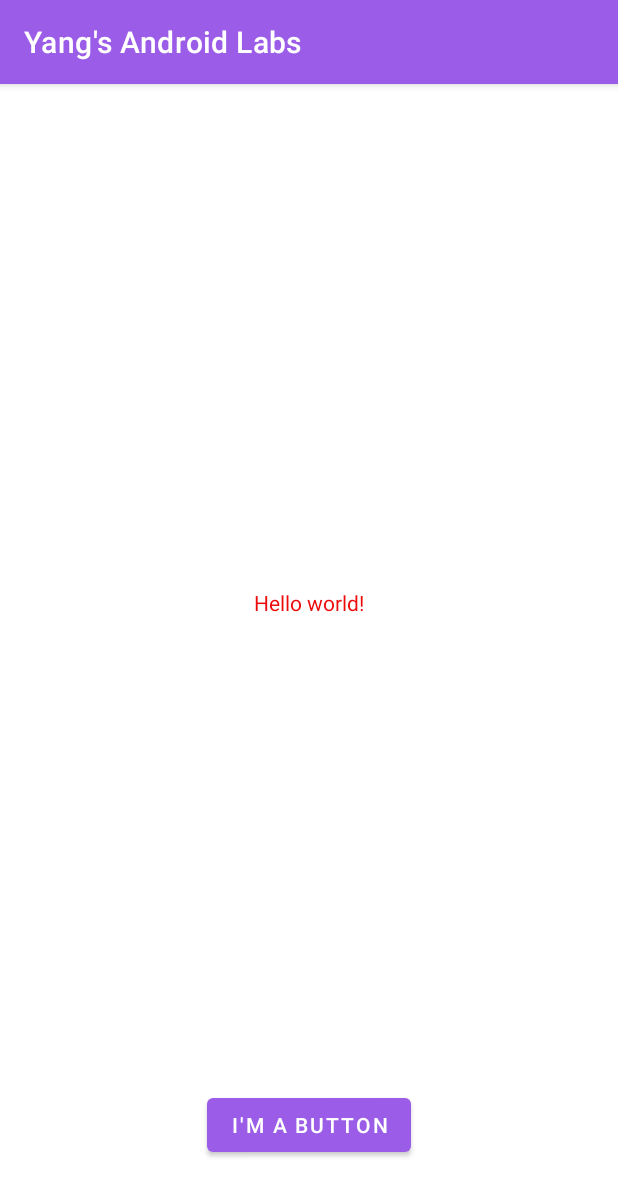
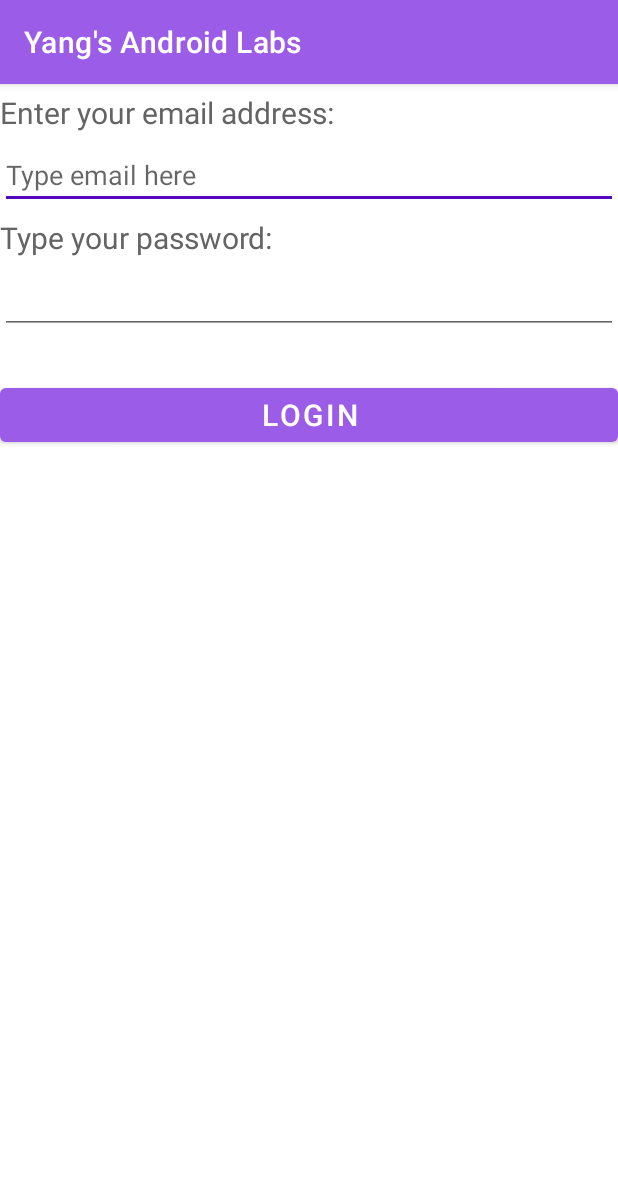
Before and after one commit to yangliu-lyla/MyApplication1, an Android app: the screen it shows after launch (MainActivity), on a phone screen of 412 x 824 dp. Shown: the top 1196 px of the screen. Run offline under Robolectric (Android 15) with nearby library versions, the phone set to English and light mode, and no system bars.

Commit message:
Commit: Fishished Week4.

```diff
--- a/app/build.gradle
+++ b/app/build.gradle
@@ -5,6 +5,10 @@ plugins {
 android {
     namespace 'com.example.myapplication1'
     compileSdk 33
+
+    buildFeatures{
+        viewBinding true
+    }
 
     defaultConfig {
         applicationId "com.example.myapplication1"
--- a/app/src/main/java/com/example/myapplication1/MainActivity.java
+++ b/app/src/main/java/com/example/myapplication1/MainActivity.java
@@ -2,13 +2,90 @@ package com.example.myapplication1;
 
 import androidx.appcompat.app.AppCompatActivity;
 
+import android.content.Context;
+import android.content.Intent;
+import android.content.SharedPreferences;
+import android.net.Uri;
 import android.os.Bundle;
+import android.util.Log;
+import android.widget.Button;
+import android.widget.EditText;
+
+import com.example.myapplication1.databinding.ActivityMainBinding;
 
 public class MainActivity extends AppCompatActivity {
+
+    private  static String TAG = "MainActivity";
+    private  ActivityMainBinding variableBinding;
+
+
+    @Override
+    protected void onPause() {
+        super.onPause();
+        Log.w( TAG, "The application no longer responds to user input.");
+
+
+        SharedPreferences prefs = getSharedPreferences("MyData", Context.MODE_PRIVATE);
+
+        SharedPreferences.Editor edit = prefs.edit();
+
+        String emailAddress = variableBinding.emailedit.getText().toString();
+        edit.putString("LoginName",  emailAddress );
+
+        edit.putFloat("Hi",4.5f);
+        edit.putInt("Age",35);
+
+
+        edit.apply();
+
+
+    }
+
+    @Override
+    protected void onDestroy() {
+        super.onDestroy();
+        Log.w( TAG, "Any memory used by the application is freed.");
+    }
+
+    @Override
+    protected void onStop() {
+        super.onStop();
+        Log.w( TAG, "The application is no longer visible.");
+    }
+
+    @Override
+    protected void onResume() {
+        super.onResume();
+        Log.w( TAG, "The application is now responding to user input.");
+    }
+
+    @Override
+    protected void onStart() {
+        super.onStart();
+        Log.w( TAG, "The application is now visible on screen.");
+    }
 
     @Override
     protected void onCreate(Bundle savedInstanceState) {
         super.onCreate(savedInstanceState);
-        setContentView(R.layout.activity_main);
+
+        variableBinding = ActivityMainBinding.inflate(getLayoutInflater());
+        setContentView(variableBinding.getRoot());
+
+        Log.w( TAG, "In onCreate() - Loading Widgets");
+
+
+
+       variableBinding.loginButton.setOnClickListener(clk->{
+           Intent nextPage = new Intent(MainActivity.this, SecondActivity.class);
+           nextPage.putExtra("emailedit",variableBinding.emailedit.getText().toString());
+
+
+
+
+           startActivity(nextPage);
+
+       });
+
     }
 }
--- a/app/src/main/res/layout/activity_main.xml
+++ b/app/src/main/res/layout/activity_main.xml
@@ -7,24 +7,53 @@
     tools:context=".MainActivity">
 
     <TextView
+        android:id="@+id/emailtext"
         android:layout_width="wrap_content"
         android:layout_height="wrap_content"
-        android:text="@string/hello_message"
-        app:layout_constraintBottom_toBottomOf="parent"
-        app:layout_constraintEnd_toEndOf="parent"
-        app:layout_constraintHorizontal_bias="0.5"
-        app:layout_constraintStart_toStartOf="parent"
-        app:layout_constraintTop_toTopOf="parent"
-        app:layout_constraintVertical_bias="0.449" />
+        android:layout_marginTop="5dp"
+        android:text="@string/emailaddress"
+        android:textColor="#646464"
+        android:textSize="20sp"
+        app:layout_constraintTop_toTopOf="parent" />
+
+    <EditText
+        android:id="@+id/emailedit"
+        android:layout_width="match_parent"
+        android:layout_height="wrap_content"
+        android:layout_marginTop="5dp"
+        android:hint="@string/emailhint"
+        android:textColor="#6464"
+        app:layout_constraintTop_toBottomOf="@+id/emailtext"
+        tools:layout_editor_absoluteX="0dp" />
+
+    <TextView
+        android:id="@+id/passedtext"
+        android:layout_width="wrap_content"
+        android:layout_height="wrap_content"
+        android:layout_marginTop="5dp"
+        android:text="@string/password"
+        android:textColor="#646464"
+        android:textSize="20sp"
+        app:layout_constraintTop_toBottomOf="@+id/emailedit"
+        tools:layout_editor_absoluteX="0dp" />
+
+    <EditText
+        android:id="@+id/passwdedit"
+        android:inputType="textPassword"
+        android:layout_width="match_parent"
+        android:layout_height="wrap_content"
+        android:layout_marginTop="5dp"
+        app:layout_constraintTop_toBottomOf="@+id/passedtext"
+        tools:layout_editor_absoluteX="-16dp" />
 
     <Button
-        android:layout_width="wrap_content"
+        android:id="@+id/loginButton"
+        android:layout_width="match_parent"
         android:layout_height="wrap_content"
-        android:layout_marginBottom="50dp"
+        android:layout_marginTop="30dp"
         android:text="@string/button_message"
-        app:layout_constraintBottom_toBottomOf="parent"
-        app:layout_constraintEnd_toEndOf="parent"
-        app:layout_constraintHorizontal_bias="0.5"
-        app:layout_constraintStart_toStartOf="parent" />
+        android:textSize="20sp"
+        app:layout_constraintTop_toBottomOf="@+id/passwdedit"
+        tools:layout_editor_absoluteX="-28dp" />
 
 </androidx.constraintlayout.widget.ConstraintLayout>
--- a/app/src/main/res/values/strings.xml
+++ b/app/src/main/res/values/strings.xml
@@ -1,5 +1,9 @@
 <resources>
     <string name="app_name">Yang\'s Android Labs</string>
     <string name="hello_message">Hello world!</string>
-    <string name="button_message" translatable="false">I\'m a button</string>
+    <string name="button_message" translatable="false">LOGIN</string>
+    <string name="emailaddress" translatable="false">Enter your email address:</string>
+    <string name="emailhint" translatable="false">Type email here</string>
+    <string name="password" translatable="false">Type your password:</string>
+    <string name="textview">222222</string>
 </resources>
```
Also changed, not shown: app/src/main/AndroidManifest.xml (+9 -1 lines), app/src/main/java/com/example/myapplication1/SecondActivity.java (added, +158 -0 lines), app/src/main/res/layout/activity_second.xml (added, +61 -0 lines).
